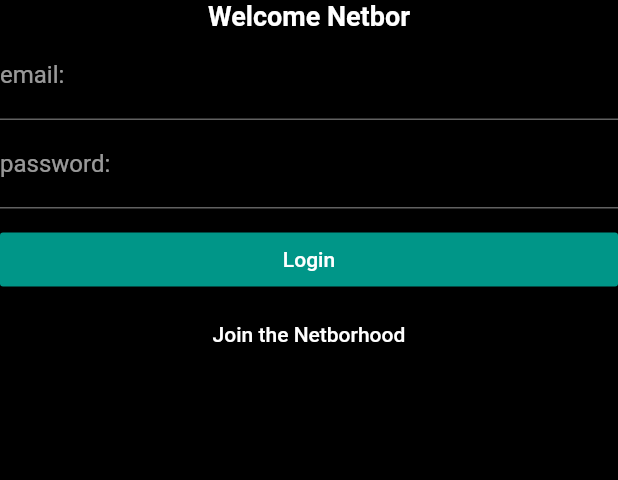
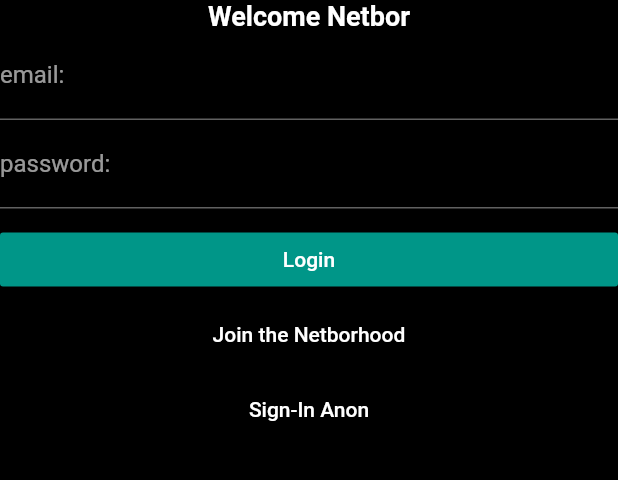
Before and after one commit to evanyuri/netbor2, a Flutter app: the screen it shows after launch, on a phone screen of 412 x 824 dp, the part 285-765 px from its top. Run offline on Flutter 3.47's test engine with Material 2 defaults, Android fonts, the phone set to English and light mode, and no system bars; our stand-ins replace cloud_firestore, firebase_auth, firebase_storage, image_picker; accounts and stored records are empty; Roboto replaces fonts that are missing (Varela Round).

Commit message:
Anon User

```diff
--- a/lib/main.dart
+++ b/lib/main.dart
@@ -1,10 +1,7 @@
 import 'package:flutter/cupertino.dart';
 import 'package:flutter/material.dart';
-import './screens/login_screen.dart';
-import 'screens/account_screen.dart';
-import 'screens/home_screen.dart';
-import 'screens/profile_screen.dart';
-import './screens/create_account.dart';
+import 'wrapper.dart';
+
 
 void main() => runApp(new MyApp());
 
@@ -33,15 +30,9 @@ class MyApp extends StatelessWidget {
           body1: TextStyle(fontSize: 14.0, fontFamily: 'Hind'),
         ),
       ),
-      home: LoginScreen(),
-      routes:<String, WidgetBuilder> {
-        '/firstscreen': (BuildContext context) => new MyApp(),
-        '/signup': (BuildContext context) => new CreateAccountScreen(),
-        '/homescreen': (BuildContext context) => new Home(),
-      },
+      home: Wrapper(),
 
-    );
-  }
+    );}
 
 
 }
--- a/lib/navigate/authenticate.dart
+++ b/lib/screens/authenticate.dart
@@ -1,4 +1,6 @@
 import 'package:flutter/material.dart';
+import './login_screen.dart';
+
 
 class Authenticate extends StatefulWidget {
   @override
@@ -9,7 +11,7 @@ class _AuthenticateState extends State<Authenticate> {
   @override
   Widget build(BuildContext context) {
     return Container(
-      child: Text('Authenticate')
+      child: LoginScreen()
     );
   }
 }
--- a/lib/screens/login_screen.dart
+++ b/lib/screens/login_screen.dart
@@ -1,4 +1,5 @@
 import 'package:flutter/material.dart';
+import 'package:netbor2/services/auth.dart';
 import './create_account.dart';
 import 'package:firebase_auth/firebase_auth.dart';
 
@@ -9,6 +10,7 @@ class LoginScreen extends StatefulWidget {
 class _LoginScreenState extends State<LoginScreen> {
   String _email;
   String _password;
+  final AuthService _auth = AuthService();
 
   @override
   Widget build(BuildContext context) {
@@ -83,7 +85,22 @@ class _LoginScreenState extends State<LoginScreen> {
                           MaterialPageRoute(builder: (context) {
                             return CreateAccountScreen();
                           }));
-                    },)),)
+                    },)),),
+          Container(
+          margin: EdgeInsets.only(top: 2.0),
+          child: ButtonTheme(
+              minWidth: 200,
+              child: RaisedButton(
+                color: Colors.black,
+                child: Text('Sign-In Anon'),
+                onPressed: () async{
+                  dynamic result = await _auth.signInAnon();
+                  if (result == null) {print('error signing in');}
+                  else {
+                    print('signed in');
+                    print(result.uid);
+                  }
+                },)),)
             ]),
       )),
     );
--- /dev/null
+++ b/lib/user.dart
@@ -0,0 +1,7 @@
+class User {
+
+  final String uid;
+
+  User({ this.uid});
+
+}
--- a/lib/navigate/wrapper.dart
+++ b/lib/wrapper.dart
@@ -1,10 +1,11 @@
 import 'package:flutter/material.dart';
-import '../screens/home_screen.dart';
+import 'screens/authenticate.dart';
+
 
 class Wrapper extends StatelessWidget {
   @override
   Widget build(BuildContext context) {
 
-    return Home();
+    return Authenticate();
   }
 }
```
Also changed, not shown: lib/services/auth.dart (added, +34 -0 lines).
